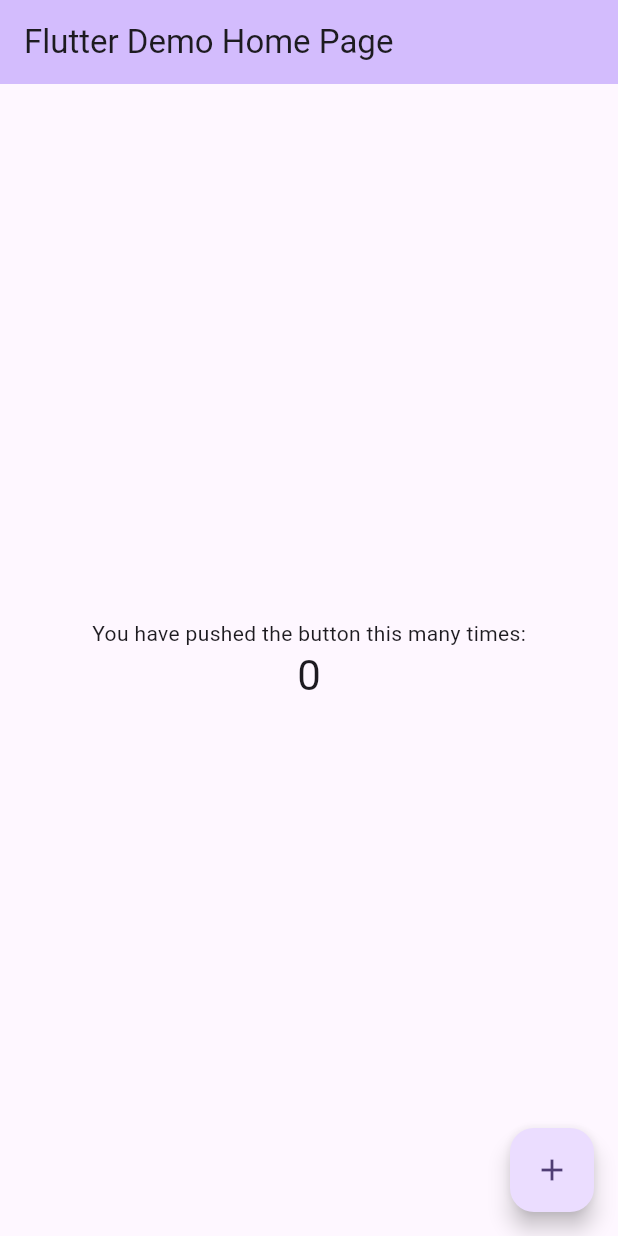
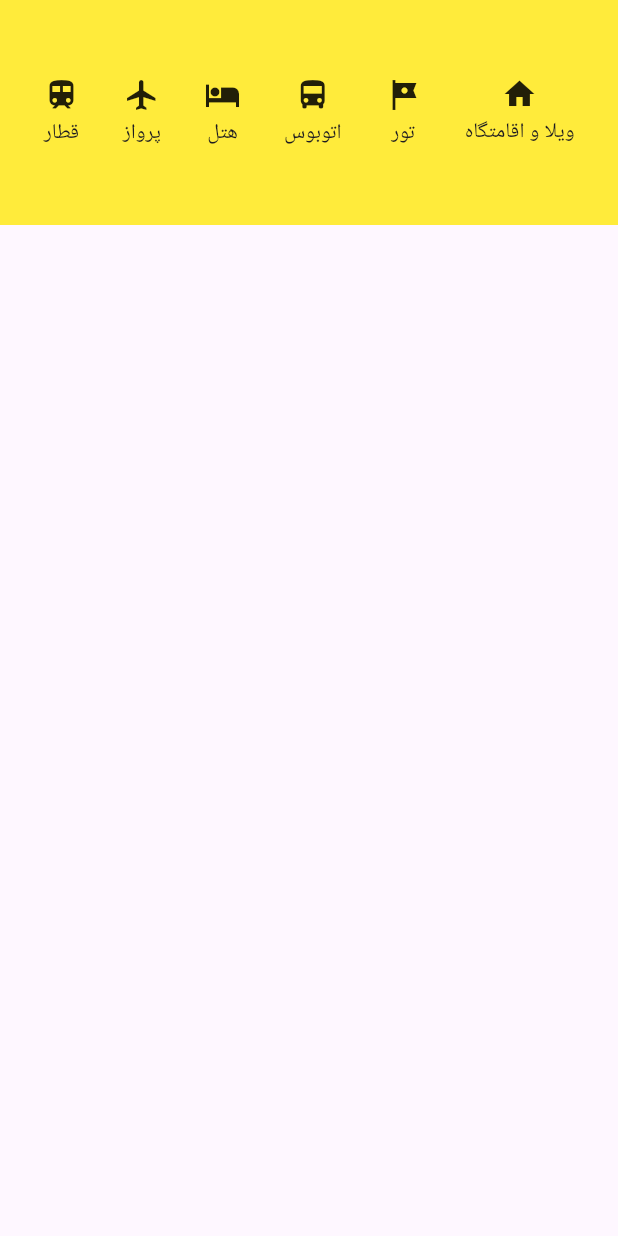
Before and after one commit to yasinowo/alibaba, a Flutter app: the screen it shows after launch, on a phone screen of 412 x 824 dp. Run offline on Flutter 3.47's test engine with Material 3 defaults, Android fonts, the phone set to English and light mode, and no system bars.

Commit message:
Add-homepage

```diff
--- a/lib/main.dart
+++ b/lib/main.dart
@@ -1,3 +1,4 @@
+import 'package:alibaba/screen/home_page.dart';
 import 'package:flutter/material.dart';
 
 void main() {
@@ -10,113 +11,6 @@ class MyApp extends StatelessWidget {
   // This widget is the root of your application.
   @override
   Widget build(BuildContext context) {
-    return MaterialApp(
-      title: 'Flutter Demo',
-      theme: ThemeData(
-        // This is the theme of your application.
-        //
-        // TRY THIS: Try running your application with "flutter run". You'll see
-        // the application has a purple toolbar. Then, without quitting the app,
-        // try changing the seedColor in the colorScheme below to Colors.green
-        // and then invoke "hot reload" (save your changes or press the "hot
-        // reload" button in a Flutter-supported IDE, or press "r" if you used
-        // the command line to start the app).
-        //
-        // Notice that the counter didn't reset back to zero; the application
-        // state is not lost during the reload. To reset the state, use hot
-        // restart instead.
-        //
-        // This works for code too, not just values: Most code changes can be
-        // tested with just a hot reload.
-        colorScheme: ColorScheme.fromSeed(seedColor: Colors.deepPurple),
-      ),
-      home: const MyHomePage(title: 'Flutter Demo Home Page'),
-    );
+    return MaterialApp(home: HomePage());
   }
 }
-
-class MyHomePage extends StatefulWidget {
-  const MyHomePage({super.key, required this.title});
-
-  // This widget is the home page of your application. It is stateful, meaning
-  // that it has a State object (defined below) that contains fields that affect
-  // how it looks.
-
-  // This class is the configuration for the state. It holds the values (in this
-  // case the title) provided by the parent (in this case the App widget) and
-  // used by the build method of the State. Fields in a Widget subclass are
-  // always marked "final".
-
-  final String title;
-
-  @override
-  State<MyHomePage> createState() => _MyHomePageState();
-}
-
-class _MyHomePageState extends State<MyHomePage> {
-  int _counter = 0;
-
-  void _incrementCounter() {
-    setState(() {
-      // This call to setState tells the Flutter framework that something has
-      // changed in this State, which causes it to rerun the build method below
-      // so that the display can reflect the updated values. If we changed
-      // _counter without calling setState(), then the build method would not be
-      // called again, and so nothing would appear to happen.
-      _counter++;
-    });
-  }
-
-  @override
-  Widget build(BuildContext context) {
-    // This method is rerun every time setState is called, for instance as done
-    // by the _incrementCounter method above.
-    //
-    // The Flutter framework has been optimized to make rerunning build methods
-    // fast, so that you can just rebuild anything that needs updating rather
-    // than having to individually change instances of widgets.
-    return Scaffold(
-      appBar: AppBar(
-        // TRY THIS: Try changing the color here to a specific color (to
-        // Colors.amber, perhaps?) and trigger a hot reload to see the AppBar
-        // change color while the other colors stay the same.
-        backgroundColor: Theme.of(context).colorScheme.inversePrimary,
-        // Here we take the value from the MyHomePage object that was created by
-        // the App.build method, and use it to set our appbar title.
-        title: Text(widget.title),
-      ),
-      body: Center(
-        // Center is a layout widget. It takes a single child and positions it
-        // in the middle of the parent.
-        child: Column(
-          // Column is also a layout widget. It takes a list of children and
-          // arranges them vertically. By default, it sizes itself to fit its
-          // children horizontally, and tries to be as tall as its parent.
-          //
-          // Column has various properties to control how it sizes itself and
-          // how it positions its children. Here we use mainAxisAlignment to
-          // center the children vertically; the main axis here is the vertical
-          // axis because Columns are vertical (the cross axis would be
-          // horizontal).
-          //
-          // TRY THIS: Invoke "debug painting" (choose the "Toggle Debug Paint"
-          // action in the IDE, or press "p" in the console), to see the
-          // wireframe for each widget.
-          mainAxisAlignment: MainAxisAlignment.center,
-          children: <Widget>[
-            const Text('You have pushed the button this many times:'),
-            Text(
-              '$_counter',
-              style: Theme.of(context).textTheme.headlineMedium,
-            ),
-          ],
-        ),
-      ),
-      floatingActionButton: FloatingActionButton(
-        onPressed: _incrementCounter,
-        tooltip: 'Increment',
-        child: const Icon(Icons.add),
-      ), // This trailing comma makes auto-formatting nicer for build methods.
-    );
-  }
-}
--- /dev/null
+++ b/lib/screen/home_page.dart
@@ -0,0 +1,76 @@
+import 'package:flutter/material.dart';
+
+class HomePage extends StatelessWidget {
+  const HomePage({super.key});
+
+  @override
+  Widget build(BuildContext context) {
+    return Scaffold(
+      body: SafeArea(
+        child: CustomScrollView(
+          slivers: [
+            SliverAppBar(
+              pinned: true,
+              expandedHeight: 150.0,
+              backgroundColor: Colors.yellow,
+              flexibleSpace: LayoutBuilder(
+                builder: (BuildContext context, BoxConstraints constraints) {
+                  // چک می‌کنیم که اپ‌بار کوچیک شده یا بزرگه
+                  var top = constraints.biggest.height;
+                  bool isCollapsed =
+                      top <=
+                      kToolbarHeight +
+                          20; // اگه ارتفاع نزدیک اپ‌بار عادی شد یعنی اسکرول شده
+
+                  return Column(
+                    mainAxisAlignment: MainAxisAlignment.center,
+                    children: [
+                      if (!isCollapsed) ...[
+                        // حالت بزرگ: ایکون + متن
+                        Row(
+                          mainAxisAlignment: MainAxisAlignment.spaceEvenly,
+                          children: [
+                            buildIconWithText(Icons.train, "قطار"),
+                            buildIconWithText(Icons.flight, "پرواز"),
+                            buildIconWithText(Icons.hotel, "هتل"),
+                            buildIconWithText(Icons.directions_bus, "اتوبوس"),
+                            buildIconWithText(Icons.tour, "تور"),
+                            buildIconWithText(Icons.home, "ویلا و اقامتگاه"),
+                          ],
+                        ),
+                      ] else ...[
+                        // حالت کوچک: فقط ایکون
+                        Row(
+                          mainAxisAlignment: MainAxisAlignment.spaceEvenly,
+                          children: [
+                            Icon(Icons.train),
+                            Icon(Icons.flight),
+                            Icon(Icons.hotel),
+                            Icon(Icons.directions_bus),
+                            Icon(Icons.tour),
+                            Icon(Icons.home),
+                          ],
+                        ),
+                      ],
+                    ],
+                  );
+                },
+              ),
+            ),
+            SliverList(
+              delegate: SliverChildListDelegate([
+                // ادامه‌ی بدنه صفحه (بقیه آیتم‌ها و محتواها)
+              ]),
+            ),
+          ],
+        ),
+
+        // تابع کمکی برای آیکون + متن
+      ),
+    );
+  }
+
+  Widget buildIconWithText(IconData icon, String text) {
+    return Column(children: [Icon(icon), SizedBox(height: 4), Text(text)]);
+  }
+}
--- a/pubspec.yaml
+++ b/pubspec.yaml
@@ -58,8 +58,8 @@ flutter:
   uses-material-design: true
 
   # To add assets to your application, add an assets section, like this:
-  # assets:
-  #   - images/a_dot_burr.jpeg
+  assets:
+    - assets/icons/
   #   - images/a_dot_ham.jpeg
 
   # An image asset can refer to one or more resolution-specific "variants", see
```
Also changed, not shown: assets/icons/alibaba_logo.png (added).
